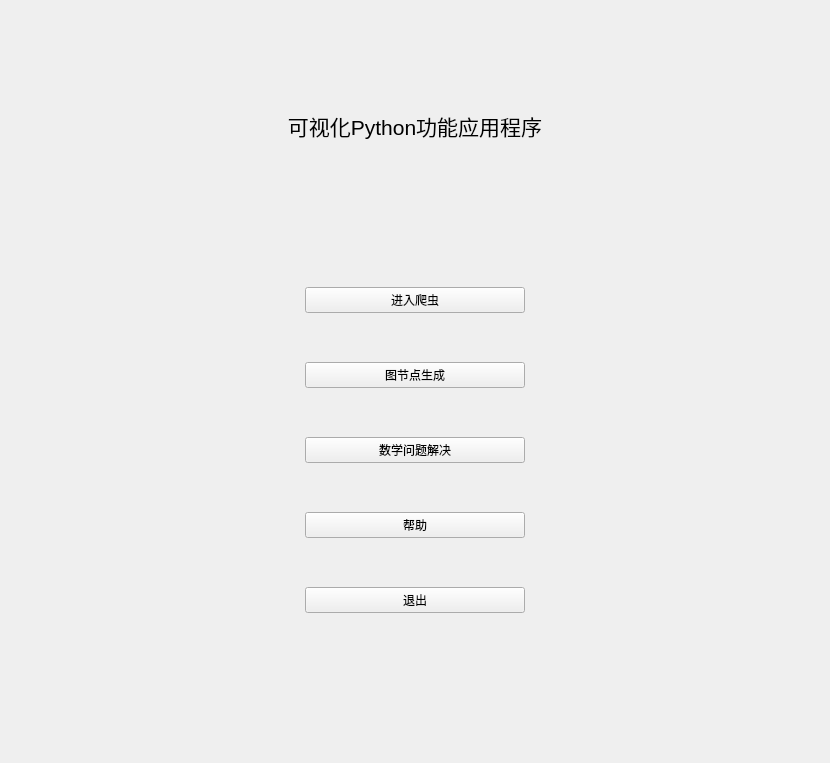
cfxsvbtgasc21/Github-project-analyzer, file home.ui: the form before one commit.
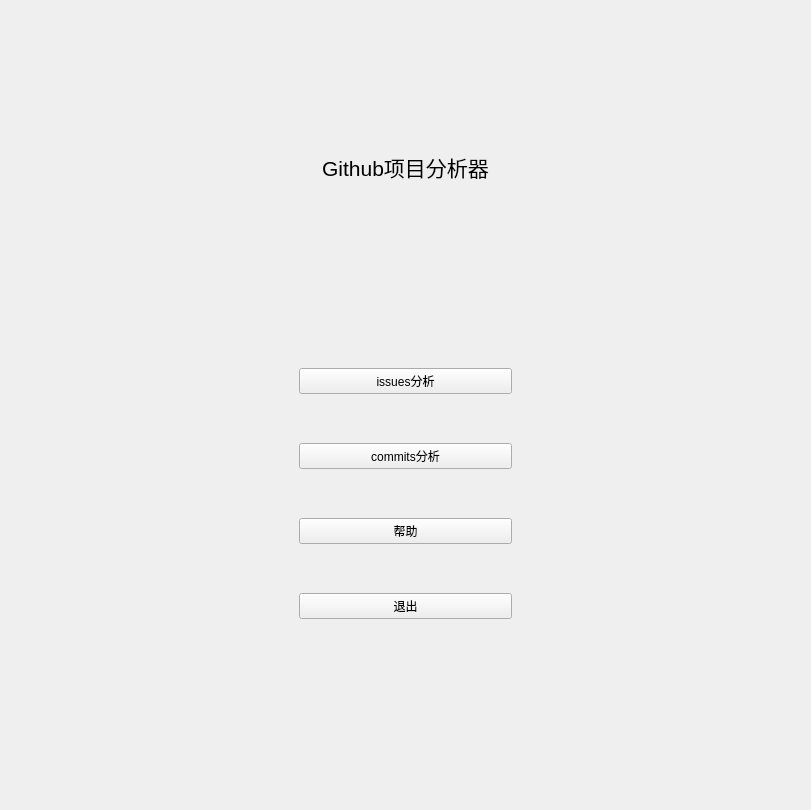
The form after the commit.

```diff
--- a/home.ui
+++ b/home.ui
@@ -6,8 +6,8 @@
    <rect>
     <x>0</x>
     <y>0</y>
-    <width>830</width>
-    <height>763</height>
+    <width>811</width>
+    <height>810</height>
    </rect>
   </property>
   <property name="windowTitle">
@@ -36,7 +36,7 @@
       </font>
      </property>
      <property name="text">
-      <string>可视化Python功能应用程序</string>
+      <string>Github项目分析器</string>
      </property>
      <property name="alignment">
       <set>Qt::AlignCenter</set>
@@ -72,7 +72,7 @@
       </spacer>
      </item>
      <item>
-      <layout class="QVBoxLayout" name="verticalLayout" stretch="0,0,0,0,0,0,0,0,0,0,0">
+      <layout class="QVBoxLayout" name="verticalLayout" stretch="0,0,0,0,0,0,0,0,0">
        <property name="spacing">
         <number>9</number>
        </property>
@@ -113,7 +113,7 @@
           </size>
          </property>
          <property name="text">
-          <string>进入爬虫</string>
+          <string>issues分析</string>
          </property>
         </widget>
        </item>
@@ -133,27 +133,7 @@
        <item>
         <widget class="QPushButton" name="node">
          <property name="text">
-          <string>图节点生成</string>
-         </property>
-        </widget>
-       </item>
-       <item>
-        <spacer name="verticalSpacer_2">
-         <property name="orientation">
-          <enum>Qt::Vertical</enum>
-         </property>
-         <property name="sizeHint" stdset="0">
-          <size>
-           <width>20</width>
-           <height>40</height>
-          </size>
-         </property>
-        </spacer>
-       </item>
-       <item>
-        <widget class="QPushButton" name="z3">
-         <property name="text">
-          <string>数学问题解决</string>
+          <string>commits分析</string>
          </property>
         </widget>
        </item>
```
Left out of the diff: 4 changed lines with no effect on the pictures.
